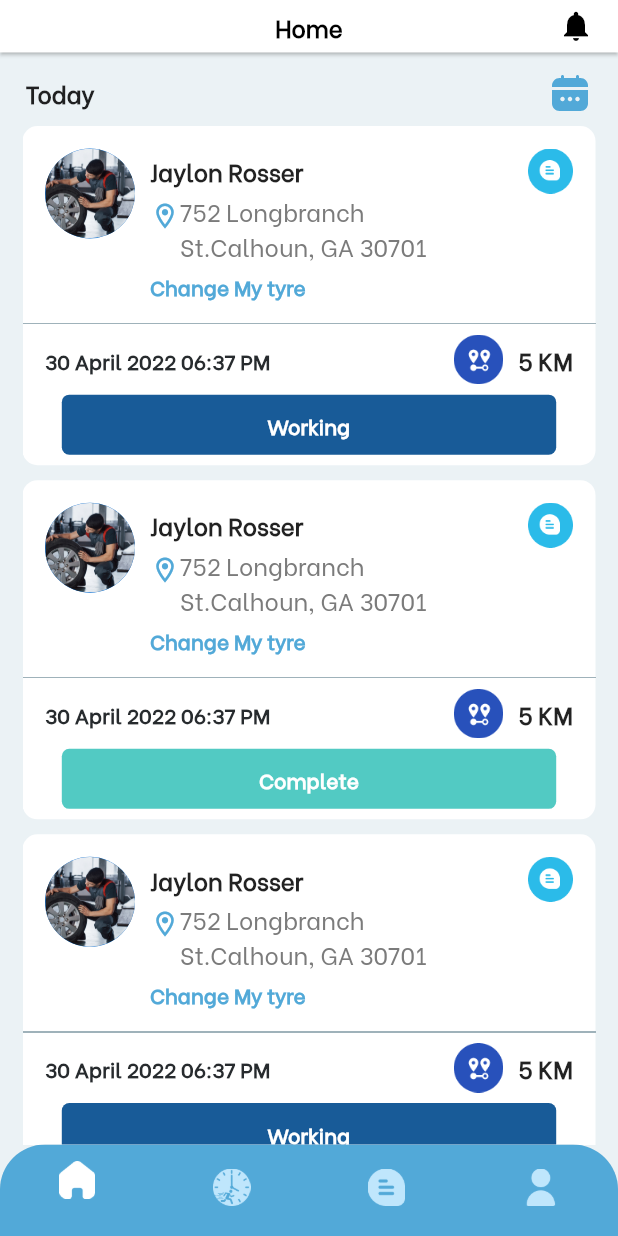
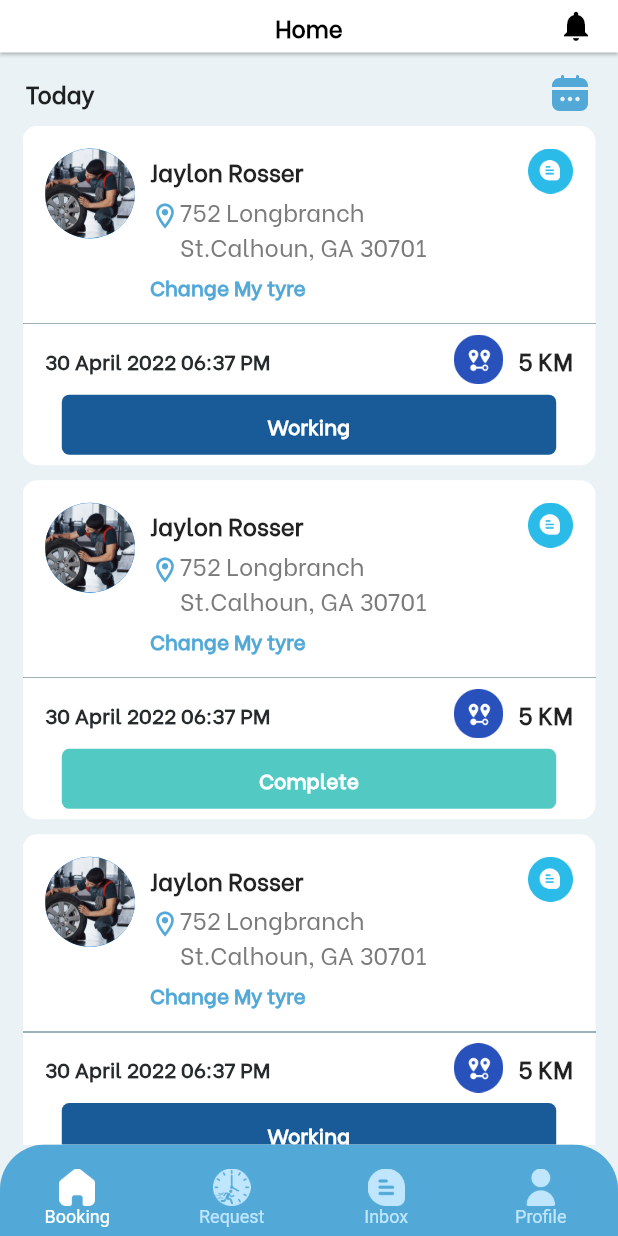
Before and after one commit to thecompl/NewTyreShifter, a Flutter app: the MainHomeScreen_Supplier screen opened directly, on a phone screen of 412 x 824 dp. Run offline on Flutter 3.47's test engine with Material 2 defaults, Android fonts, the phone set to English and light mode, and no system bars; our stand-ins replace animated_splash_screen, device_info_plus, dio, expansion_tile_card, flutter_datetime_picker, flutter_rating_bar and 10 more; missing offline and left inert: country_pickers, dart:ffi, device_info_plus_web, flutter_verification_code, image_picker_for_web, otp_screen and 2 more; accounts and stored records are empty; project files that could hold a hidden picture were left out.

Commit message:
Add label to bottom tab

```diff
--- a/lib/Suppliers/MainhomeScreen.dart
+++ b/lib/Suppliers/MainhomeScreen.dart
@@ -72,15 +72,21 @@ class _MainHomeScreen_SupplierState extends State<MainHomeScreen_Supplier> {
               BottomNavigationBarItem(
                   backgroundColor: color.PrimaryColor,
                   icon: pageIndex == 0
-                      ? Image.asset(
-                          home_active,
-                          height: 25,
+                      ? Padding(
+                          padding: const EdgeInsets.only(top: 10),
+                          child: Image.asset(
+                            home_active,
+                            height: 25,
+                          ),
                         )
-                      : Image.asset(
-                          home_deactive,
-                          height: 25,
+                      : Padding(
+                          padding: const EdgeInsets.only(top: 10),
+                          child: Image.asset(
+                            home_deactive,
+                            height: 25,
+                          ),
                         ),
-                  label: ""),
+                  label: bookingtxt),
               BottomNavigationBarItem(
                   backgroundColor: color.PrimaryColor,
                   icon: pageIndex == 1
@@ -98,7 +104,7 @@ class _MainHomeScreen_SupplierState extends State<MainHomeScreen_Supplier> {
                             height: 25,
                           ),
                         ),
-                  label: ""),
+                  label: request),
               BottomNavigationBarItem(
                   backgroundColor: color.PrimaryColor,
                   icon: pageIndex == 2
@@ -116,7 +122,7 @@ class _MainHomeScreen_SupplierState extends State<MainHomeScreen_Supplier> {
                             height: 25,
                           ),
                         ),
-                  label: ""),
+                  label: inbox),
               BottomNavigationBarItem(
                   backgroundColor: color.PrimaryColor,
                   icon: pageIndex == 3
@@ -134,7 +140,7 @@ class _MainHomeScreen_SupplierState extends State<MainHomeScreen_Supplier> {
                             height: 25,
                           ),
                         ),
-                  label: ""),
+                  label: profile),
             ],
           ),
         ),
--- a/lib/config/string.dart
+++ b/lib/config/string.dart
@@ -33,6 +33,7 @@ final confirm = "Confirm";
 final confirmed = "Confirmed";
 final canceled = "Cancelled";
 final booking = "Bookings";
+final bookingtxt = "Booking";
 final no = "No";
 final yes = "Yes";
 final okay = "Okay";
```
